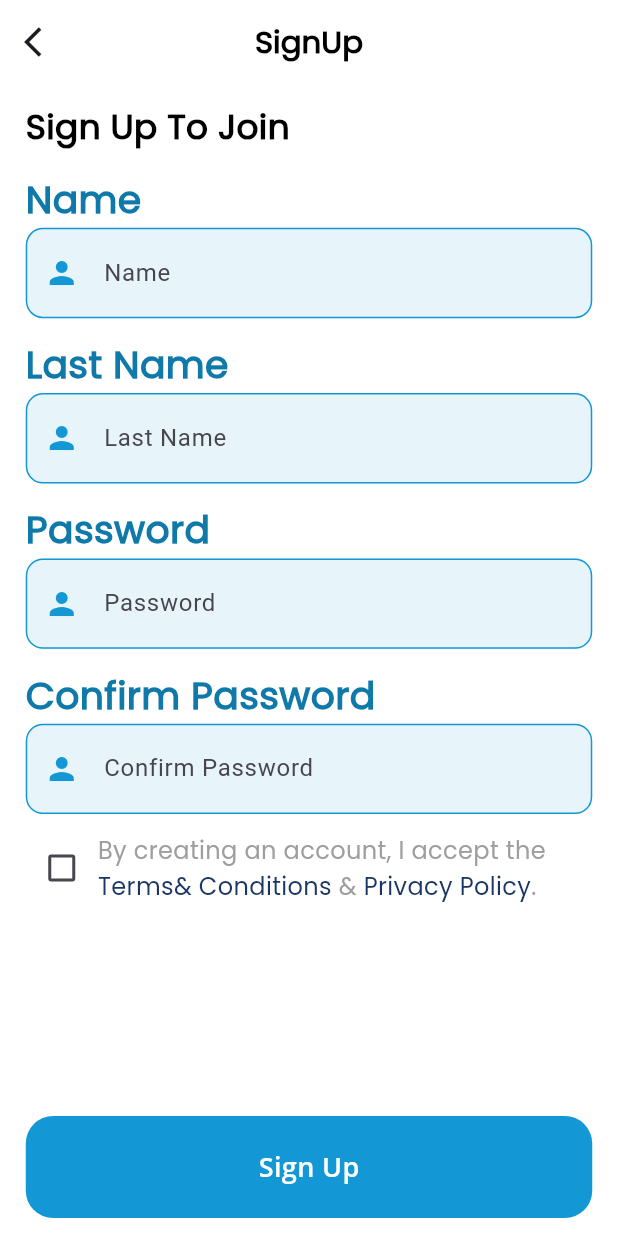
After one commit to TopuFD/bk-gas, a Flutter app: the SignupScreen screen opened by its route, on a phone screen of 412 x 824 dp. The commit adds this screen. Run offline on Flutter 3.47's test engine with Material 3 defaults, Android fonts, the phone set to English and light mode, and no system bars; our stand-ins replace flutter_screenutil, get, pin_code_fields; Roboto replaces fonts that are missing (Open Sans).

Commit message:
add auth screen

```diff
--- a/lib/route/app_route.dart
+++ b/lib/route/app_route.dart
@@ -1,13 +1,23 @@
+import 'package:bk_gas/view/authe_screen/get_otp_screen.dart';
+import 'package:bk_gas/view/authe_screen/login_screen.dart';
+import 'package:bk_gas/view/authe_screen/signup_screen.dart';
 import 'package:bk_gas/view/splash_screen/onbording.dart';
 import 'package:bk_gas/view/splash_screen/splash.dart';
+import 'package:flutter/material.dart';
 import 'package:get/get_navigation/get_navigation.dart';
 
 class AppRoute {
   static String initialRout = "/initialRout";
   static String onbording = "/onbording";
+  static String loginScreen = "/loginScreen";
+  static String signupScreen = "/signUpScreen";
+  static String getOtpScreen = "/getOtpScreen";
 }
 
 List<GetPage> getPage = [
-  GetPage(name: AppRoute.initialRout, page: () => const SplashScreen()),
-  GetPage(name: AppRoute.onbording, page: () => const OnbordingScreen()),
+  GetPage(name: AppRoute.initialRout, page: () => const SplashScreen(),curve: Curves.bounceOut,),
+  GetPage(name: AppRoute.onbording, page: () => const OnbordingScreen(),curve: Curves.bounceOut,),
+  GetPage(name: AppRoute.loginScreen, page: () => LoginScreen(),curve: Curves.bounceOut,),
+  GetPage(name: AppRoute.signupScreen, page: () => SignupScreen(),curve: Curves.bounceOut,),
+  GetPage(name: AppRoute.getOtpScreen, page: () => OtpCodeScreen(),curve: Curves.bounceOut,),
 ];
--- a/lib/utils/color.dart
+++ b/lib/utils/color.dart
@@ -2,6 +2,10 @@ import 'package:flutter/material.dart';
 
 class AppColor {
   static const Color primaryColor = Color(0xFF1397D5);
+  static const Color secondaryColor = Color(0xFFE7F5FB);
   static const Color textPrimary = Color(0xFF0F79AA);
   static const Color textwhite = Color(0xFFFFFFFF);
+  static const Color textblack = Color(0xFF000000);
+  static const Color textgrey= Color(0xFF9E9E9E);
+  static const Color textlightBlue= Color(0xFF193664);
 }
--- /dev/null
+++ b/lib/view/authe_screen/signup_screen.dart
@@ -0,0 +1,152 @@
+import 'package:bk_gas/route/app_route.dart';
+import 'package:bk_gas/utils/color.dart';
+import 'package:bk_gas/widget/custom_appber.dart';
+import 'package:bk_gas/widget/custom_body_btn.dart';
+import 'package:bk_gas/widget/custom_textfield.dart';
+import 'package:bk_gas/widget/heading_text.dart';
+import 'package:flutter/material.dart';
+import 'package:flutter_screenutil/flutter_screenutil.dart';
+import 'package:get/get.dart';
+
+// ignore: must_be_immutable
+class SignupScreen extends StatelessWidget {
+  SignupScreen({super.key});
+  TextEditingController nameController = TextEditingController();
+  RxBool isCheck = false.obs;
+  @override
+  Widget build(BuildContext context) {
+    return Scaffold(
+      appBar: const CustomAppbar(title: "SignUp"),
+      body: Padding(
+        padding: EdgeInsets.symmetric(horizontal: 15.w),
+        child: Column(
+          children: [
+            SizedBox(
+              height: 10.h,
+            ),
+            const Align(
+                alignment: Alignment.topLeft,
+                child: HeadingText(headingText: "Sign Up To Join")),
+            SizedBox(
+              height: 10.h,
+            ),
+            CustomTextFormField(
+              hintText: "Name",
+              controller: nameController,
+              prefixIcon: const Icon(Icons.person),
+              textFieldHeading: "Name",
+            ),
+            SizedBox(
+              height: 10.h,
+            ),
+            CustomTextFormField(
+              hintText: "Last Name",
+              controller: nameController,
+              prefixIcon: const Icon(Icons.person),
+              textFieldHeading: "Last Name",
+            ),
+            SizedBox(
+              height: 10.h,
+            ),
+            CustomTextFormField(
+              hintText: "Password",
+              controller: nameController,
+              prefixIcon: const Icon(Icons.person),
+              textFieldHeading: "Password",
+            ),
+            SizedBox(
+              height: 10.h,
+            ),
+            CustomTextFormField(
+              hintText: "Confirm Password",
+              controller: nameController,
+              prefixIcon: const Icon(Icons.person),
+              textFieldHeading: "Confirm Password",
+            ),
+            SizedBox(
+              height: 10.h,
+            ),
+            SizedBox(
+              width: Get.width,
+              child: Row(
+                children: [
+                  Obx(() {
+                    return Checkbox(
+                        activeColor: AppColor.primaryColor,
+                        value: isCheck.value,
+                        onChanged: (value) {
+                          isCheck.value = value!;
+                        });
+                  }),
+                  Text.rich(
+                    TextSpan(
+                      children: [
+                        TextSpan(
+                          text: 'By creating an account, I accept the ',
+                          style: TextStyle(
+                            color: AppColor.textgrey,
+                            fontSize: 14.sp,
+                            fontFamily: 'Poppins',
+                            fontWeight: FontWeight.w400,
+                            height: 0,
+                          ),
+                        ),
+                        TextSpan(
+                          text: '\nTerms& Conditions ',
+                          style: TextStyle(
+                            color: AppColor.textlightBlue,
+                            fontSize: 14.sp,
+                            fontFamily: 'Poppins',
+                            fontWeight: FontWeight.w400,
+                            height: 0,
+                          ),
+                        ),
+                        TextSpan(
+                          text: '& ',
+                          style: TextStyle(
+                            color: AppColor.textgrey,
+                            fontSize: 14.sp,
+                            fontFamily: 'Poppins',
+                            fontWeight: FontWeight.w400,
+                            height: 0,
+                          ),
+                        ),
+                        TextSpan(
+                          text: 'Privacy Policy',
+                          style: TextStyle(
+                            color: AppColor.textlightBlue,
+                            fontSize: 14.sp,
+                            fontFamily: 'Poppins',
+                            fontWeight: FontWeight.w400,
+                            height: 0,
+                          ),
+                        ),
+                        TextSpan(
+                          text: '.',
+                          style: TextStyle(
+                            color: AppColor.textgrey,
+                            fontSize: 14.sp,
+                            fontFamily: 'Poppins',
+                            fontWeight: FontWeight.w400,
+                            height: 0,
+                          ),
+                        ),
+                      ],
+                    ),
+                  )
+                ],
+              ),
+            ),
+            const Expanded(child: SizedBox()),
+            CustomBodyBtn(
+                title: "Sign Up",
+                ontap: () {
+                  Get.toNamed(AppRoute.getOtpScreen);
+                }),
+            SizedBox(height: 10.h,)
+          ],
+        ),
+      ),
+    );
+  }
+}
--- /dev/null
+++ b/lib/widget/custom_appber.dart
@@ -0,0 +1,39 @@
+import 'package:bk_gas/utils/color.dart';
+import 'package:flutter/material.dart';
+import 'package:flutter_screenutil/flutter_screenutil.dart';
+import 'package:get/get.dart';
+
+class CustomAppbar extends StatelessWidget implements PreferredSizeWidget {
+  const CustomAppbar({super.key, required this.title});
+  final String title;
+
+  @override
+  Widget build(BuildContext context) {
+    return AppBar(
+      backgroundColor: AppColor.textwhite,
+      surfaceTintColor: AppColor.textwhite,
+      shadowColor: AppColor.textblack,
+      title: Text(
+        title,
+        textAlign: TextAlign.center,
+        style: TextStyle(
+          color: AppColor.textblack,
+          fontSize: 18.sp,
+          fontFamily: 'Poppins',
+          fontWeight: FontWeight.w600,
+          height: 0,
+        ),
+      ),
+      centerTitle: true,
+      leading: IconButton(
+          onPressed: () {
+            Get.back();
+          },
+          icon: const Icon(Icons.arrow_back_ios)),
+    );
+  }
+
+  @override
+  Size get preferredSize =>
+      const Size.fromHeight(kToolbarHeight);
+}
--- a/lib/widget/custom_body_btn.dart
+++ b/lib/widget/custom_body_btn.dart
@@ -1,5 +1,6 @@
 import 'package:bk_gas/utils/color.dart';
 import 'package:flutter/material.dart';
+import 'package:flutter/widgets.dart';
 import 'package:flutter_screenutil/flutter_screenutil.dart';
 
 // ignore: must_be_immutable
@@ -7,10 +8,12 @@ class CustomBodyBtn extends StatelessWidget {
    CustomBodyBtn({super.key, required this.title, required this.ontap});
 
   final String title;
-  Function? ontap;
+  VoidCallback ontap;
   @override
   Widget build(BuildContext context) {
-    return Container(
+    return InkWell(
+      onTap: ontap,
+      child: Container(
         width: 353.w,
         height: 57.h,
         padding: EdgeInsets.symmetric(horizontal: 24.w, vertical: 16.h),
@@ -22,7 +25,7 @@ class CustomBodyBtn extends StatelessWidget {
         ),
         child: Center(
           child: Text(
-          'GET STARTED',
+            title,
             style: TextStyle(
               color: Colors.white,
               fontSize: 18,
@@ -32,6 +35,7 @@ class CustomBodyBtn extends StatelessWidget {
             ),
           ),
         ),
+      ),
     );
   }
 }
--- /dev/null
+++ b/lib/widget/custom_textfield.dart
@@ -0,0 +1,78 @@
+import 'package:bk_gas/utils/color.dart';
+import 'package:flutter/material.dart';
+import 'package:flutter_screenutil/flutter_screenutil.dart';
+import 'package:get/get.dart';
+
+class CustomTextFormField extends StatelessWidget {
+  final String hintText;
+  final TextEditingController controller;
+  final FormFieldValidator<String>? validator;
+  final TextInputType keyboardType;
+  final bool obscureText;
+  final Icon? prefixIcon;
+  final Icon? suffixIcon;
+  final String? textFieldHeading;
+
+  const CustomTextFormField({
+    super.key,
+    required this.hintText,
+    required this.controller,
+    this.validator,
+    this.keyboardType = TextInputType.text,
+    this.obscureText = false,
+    this.prefixIcon,
+    this.suffixIcon,
+    this.textFieldHeading,
+  });
+
+  @override
+  Widget build(BuildContext context) {
+    return Column(children: [
+      textFieldHeading == null
+          ? Container()
+          : Align(
+            alignment: Alignment.topLeft,
+            child: Text(
+                textFieldHeading!,
+                textAlign: TextAlign.center,
+                style: TextStyle(
+                  color: AppColor.textPrimary,
+                  fontSize: 22.sp,
+                  fontFamily: 'Poppins',
+                  fontWeight: FontWeight.w600,
+                  height: 0,
+                ),
+              ),
+          ),
+      TextFormField(
+        controller: controller,
+        validator: validator,
+        keyboardType: keyboardType,
+        obscureText: obscureText,
+
+        decoration: InputDecoration(
+
+            filled: true,
+            fillColor: AppColor.secondaryColor,
+            focusedBorder: OutlineInputBorder(
+                borderRadius: BorderRadius.circular(10.r),
+                borderSide: const BorderSide(color: AppColor.primaryColor)),
+            enabledBorder: OutlineInputBorder(
+                borderRadius: BorderRadius.circular(10.r),
+                borderSide: const BorderSide(color: AppColor.primaryColor)),
+            disabledBorder: OutlineInputBorder(
+                borderRadius: BorderRadius.circular(10.r),
+                borderSide: const BorderSide(color: AppColor.primaryColor)),
+            border: OutlineInputBorder(
+                borderRadius: BorderRadius.circular(10.r),
+                borderSide: const BorderSide(color: AppColor.primaryColor)),
+            contentPadding: EdgeInsets.only(left: Get.height * .02,top: Get.height * .022,bottom: Get.height * .022),
+            hintText: hintText,
+            prefixIcon: prefixIcon,
+            suffixIcon: suffixIcon,
+            prefixIconColor: AppColor.primaryColor,
+            suffixIconColor: AppColor.primaryColor),
+      ),
+    ]);
+  }
+}
--- /dev/null
+++ b/lib/widget/heading_text.dart
@@ -0,0 +1,24 @@
+
+import 'package:bk_gas/utils/color.dart';
+import 'package:flutter/material.dart';
+import 'package:flutter_screenutil/flutter_screenutil.dart';
+
+class HeadingText extends StatelessWidget {
+  final String headingText;
+  const HeadingText({super.key, required this.headingText});
+
+  @override
+  Widget build(BuildContext context) {
+    return Text(
+      headingText,
+      textAlign: TextAlign.center,
+      style: TextStyle(
+        color: AppColor.textblack,
+        fontSize: 20.sp,
+        fontFamily: 'Poppins',
+        fontWeight: FontWeight.w600,
+        height: 0,
+      ),
+    );
+  }
+}
--- a/pubspec.yaml
+++ b/pubspec.yaml
@@ -38,6 +38,7 @@ dependencies:
   flutter_svg: ^2.0.10+1
   get: ^4.6.6
   flutter_screenutil: ^5.9.3
+  pin_code_fields: ^8.0.1
 
 dev_dependencies:
   flutter_test:
```
Also changed, not shown: lib/main.dart (+3 -4 lines), lib/view/authe_screen/get_otp_screen.dart (added, +97 -0 lines), lib/view/authe_screen/login_screen.dart (added, +101 -0 lines), lib/view/authe_screen/profile_setup.dart (added, +14 -0 lines), lib/view/splash_screen/onbording.dart (+14 -4 lines), lib/view/splash_screen/splash.dart (+14 -4 lines), lib/widget/doc_text.dart (added, +23 -0 lines), lib/widget/gradient_container.dart (+6 -5 lines), pubspec.lock. Lines whose indentation alone changed are shown as unchanged.
